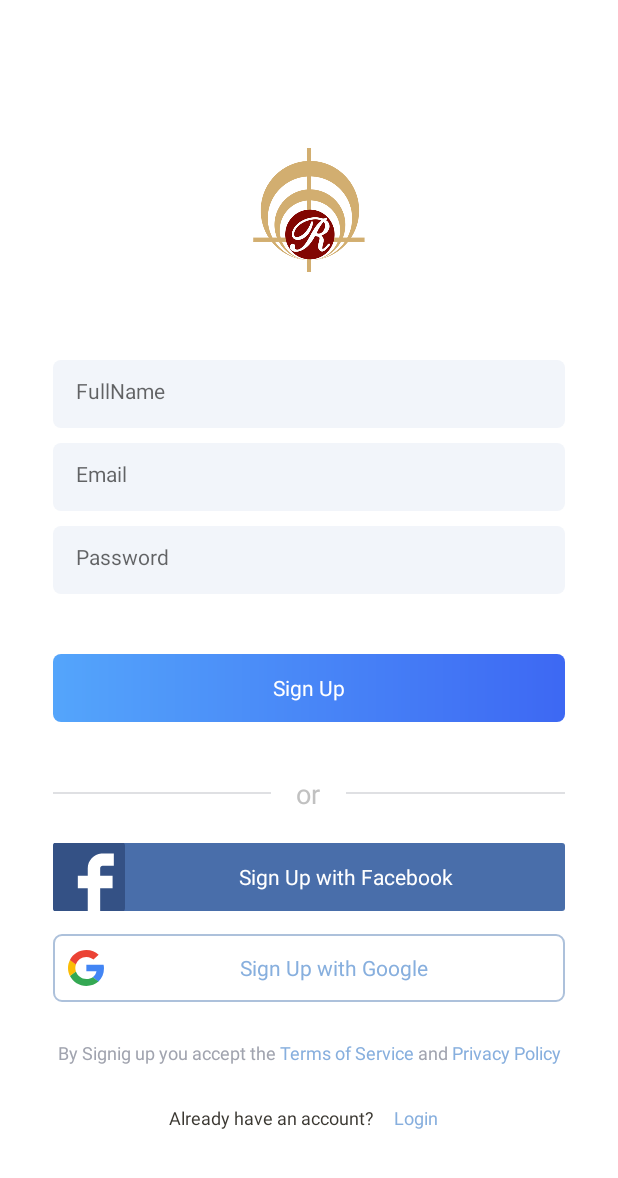
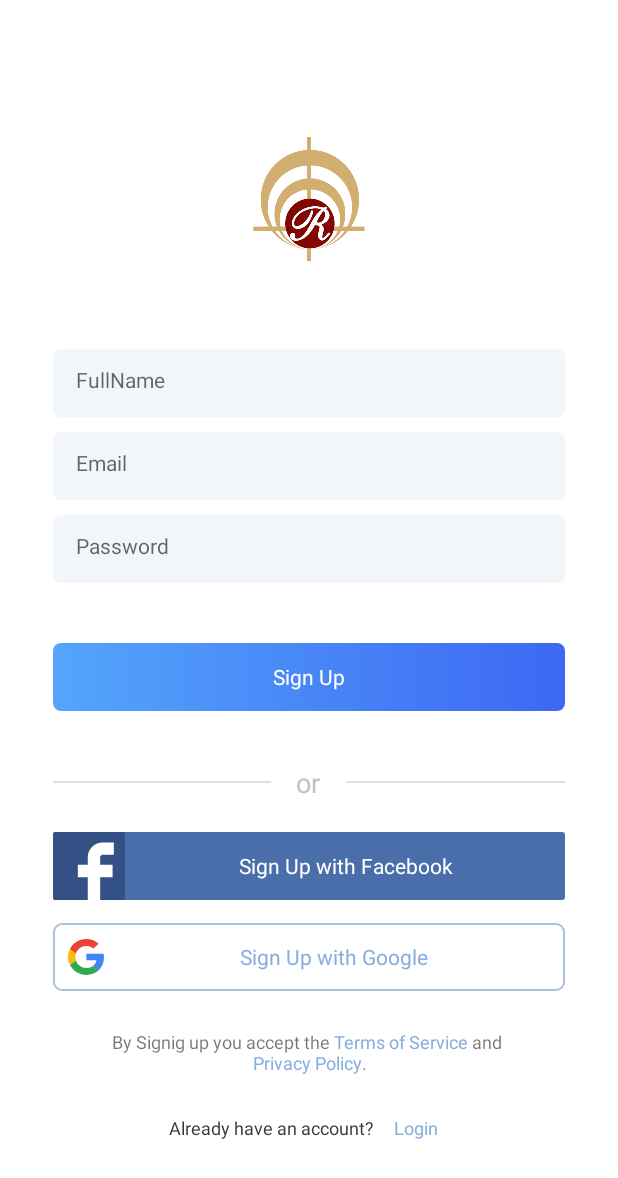
Before and after one commit to Mayur-vaghasiya/ApplicationMayurPractical, an Android app: the SignUpActivity screen opened directly, with no data from a screen before it, on a phone screen of 412 x 824 dp. Shown: the top 1178 px of the screen. Run offline under Robolectric (Android 15) with nearby library versions, the phone set to English and light mode, and no system bars.

Commit message:
initial commit

```diff
--- a/app/src/main/java/com/example/application/ui/SignUpActivity.java
+++ b/app/src/main/java/com/example/application/ui/SignUpActivity.java
@@ -1,14 +1,22 @@
 package com.example.application.ui;
 
+import androidx.annotation.NonNull;
 import androidx.appcompat.app.AppCompatActivity;
 import androidx.appcompat.widget.AppCompatEditText;
 import androidx.appcompat.widget.AppCompatTextView;
 
 import android.app.Activity;
 import android.content.Intent;
+import android.graphics.Color;
 import android.os.Bundle;
 import android.text.Html;
+import android.text.SpannableString;
+import android.text.Spanned;
+import android.text.TextPaint;
 import android.text.TextUtils;
+import android.text.method.LinkMovementMethod;
+import android.text.style.ClickableSpan;
+import android.text.style.UnderlineSpan;
 import android.view.KeyEvent;
 import android.view.View;
 import android.view.inputmethod.EditorInfo;
@@ -38,10 +46,43 @@ public class SignUpActivity extends AppCompatActivity implements View.OnClickLis
         textviewSignUp = (AppCompatTextView) findViewById(R.id.textviewSignUp);
         textviewSignUp.setOnClickListener(this);
         textviewTermsCondition = (AppCompatTextView) findViewById(R.id.textviewTermsCondition);
+/*
         String text = "<font color=#A1A4AF>By Signig up you accept the </font>" +
                 " <font color=#87AFDE>Terms of Service" +
-                "</font><font color=#A1A4AF> and</font>" + "</font><font color=#87AFDE> \nPrivacy Policy</font>";
-        textviewTermsCondition.setText(Html.fromHtml(text));
+                "</font><font color=#A1A4AF> and</font>" + "</font><font color=#87AFDE> \nPrivacy Policy</font>";*/
+        // textviewTermsCondition.setText(Html.fromHtml(text));
+
+        String text = "By Signig up you accept the Terms of Service and \nPrivacy Policy.";
+        SpannableString ss = new SpannableString(text);
+        ClickableSpan clickableSpan = new ClickableSpan() {
+            @Override
+            public void onClick(@NonNull View widget) {
+                Toast.makeText(activity, "Terms of Service", Toast.LENGTH_SHORT).show();
+            }
+            @Override
+            public void updateDrawState(TextPaint ds) {
+                ds.setUnderlineText(false);
+                ds.setColor(getResources().getColor(R.color.fbbackbutton));
+            }
+        };
+
+        ClickableSpan clickableSpantwo = new ClickableSpan() {
+            @Override
+            public void onClick(@NonNull View widget) {
+
+            }
+            @Override
+            public void updateDrawState(TextPaint ds) {
+                ds.setUnderlineText(false);
+                ds.setColor(getResources().getColor(R.color.fbbackbutton));
+            }
+        };
+
+        ss.setSpan(clickableSpan, 28, 44, Spanned.SPAN_EXCLUSIVE_EXCLUSIVE);
+        ss.setSpan(clickableSpantwo, 49, 64, Spanned.SPAN_EXCLUSIVE_EXCLUSIVE);
+        textviewTermsCondition.setText(ss);
+        textviewTermsCondition.setMovementMethod(LinkMovementMethod.getInstance());
+        textviewTermsCondition.setHighlightColor(Color.TRANSPARENT);
 
         edittextPassword.setOnEditorActionListener(new AppCompatEditText.OnEditorActionListener() {
             @Override
--- a/app/src/main/res/layout/activity_signup.xml
+++ b/app/src/main/res/layout/activity_signup.xml
@@ -91,7 +91,7 @@
                 android:id="@+id/textviewSignupwithFb"
                 style="@style/SignupfacebookButtonStyle"
                 android:layout_marginTop="@dimen/padding_margin_15"
-                android:drawableLeft="@drawable/ic_facebook"
+                android:drawableStart="@drawable/ic_facebook"
                 android:text="@string/signup_facebook"
 
                 />
@@ -100,8 +100,8 @@
                 android:id="@+id/textviewSignupwithGoogle"
                 style="@style/SignupgoogleButtonStyle"
                 android:layout_marginTop="@dimen/padding_margin_15"
-                android:drawableLeft="@drawable/ic_google_icon"
-                android:paddingLeft="@dimen/padding_margin_10"
+                android:drawableStart="@drawable/ic_google_icon"
+                android:paddingStart="@dimen/padding_margin_10"
                 android:text="@string/signup_google" />
 
             <androidx.appcompat.widget.AppCompatTextView
@@ -113,6 +113,7 @@
                 android:layout_marginTop="@dimen/padding_margin_25"
                 android:layout_marginEnd="@dimen/height_width_35"
                 android:gravity="center"
+                android:textColorLink="@color/fbbackbutton"
                 android:textSize="@dimen/text_12" />
 
             <LinearLayout
@@ -140,7 +141,7 @@
                     android:layout_height="30dp"
                     android:gravity="center"
                     android:text="@string/login"
-                    android:textColor="#87AFDE"
+                    android:textColor="@color/fbbackbutton"
                     android:textSize="@dimen/text_12" />
 
             </LinearLayout>
```
